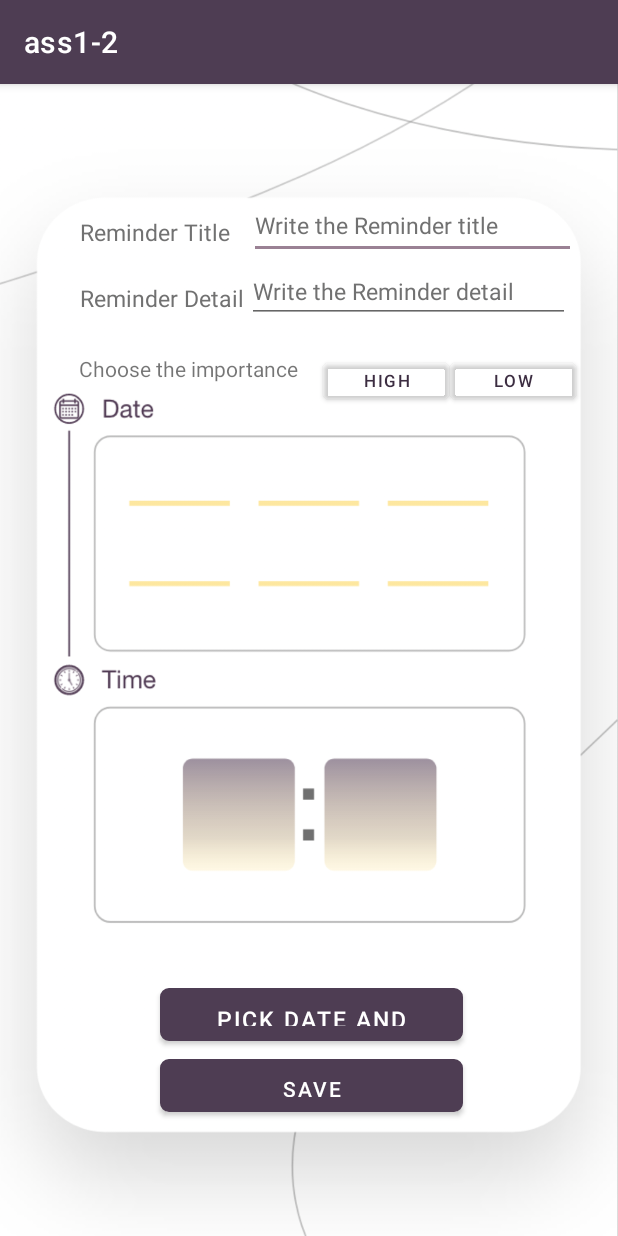
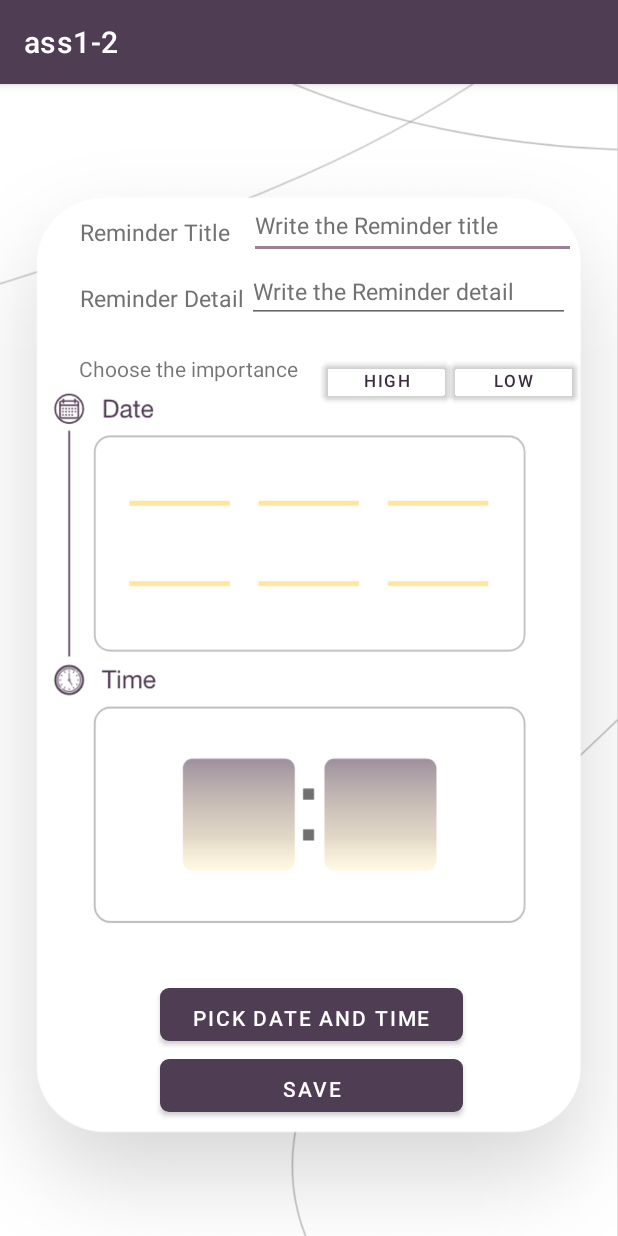
Before and after one commit to Arob122/G7_SWE483_ASS1, an Android app: the screen it shows after launch (MainActivity), on a phone screen of 412 x 824 dp. Run offline under Robolectric (Android 15) with nearby library versions, the phone set to English and light mode, and no system bars; libraries missing offline, so code that uses them is left out: com.allyants.notifyme.

Commit message:
تعديلات بسيطة

```diff
--- a/app/src/main/java/com/example/ass1/MainActivity.java
+++ b/app/src/main/java/com/example/ass1/MainActivity.java
@@ -102,7 +102,7 @@ public class MainActivity extends AppCompatActivity implements DatePickerDialog.
                     return;
                 }
                 setAlarmNotify();
-                Toast.makeText(getApplicationContext(), "Notification saved", Toast.LENGTH_LONG).show();
+                Toast.makeText(getApplicationContext(), "Reminder saved", Toast.LENGTH_LONG).show();
                 yeear1.setText("");
                 monnth1.setText("");
                 day1.setText("");
@@ -110,6 +110,7 @@ public class MainActivity extends AppCompatActivity implements DatePickerDialog.
                 min1.setText("");
                 Title.setText("");
                 detais.setText("");
+                importence="";
 
 
                 lowImportance.setBackgroundColor(Color.parseColor("#00FFFFFF"));
@@ -184,7 +185,7 @@ public class MainActivity extends AppCompatActivity implements DatePickerDialog.
         day1.setText( myday + "\n") ;
         hour1.setText( myHour + "\n") ;
         min1.setText( myMinute + "\n") ;
-        Title1.setText(enteredTitle);
+        //Title.setText(enteredTitle);
 
 
         //to use in notify
--- a/app/src/main/res/layout/activity_main.xml
+++ b/app/src/main/res/layout/activity_main.xml
@@ -49,7 +49,7 @@
         android:layout_height="35dp"
         android:background="@drawable/button"
         android:text="Pick Date and TIme"
-        android:textSize="15dp"
+        android:textSize="14sp"
         android:visibility="visible"
         app:backgroundTint="@color/purple_500"
         app:iconTint="#00FFFFFF"
```
